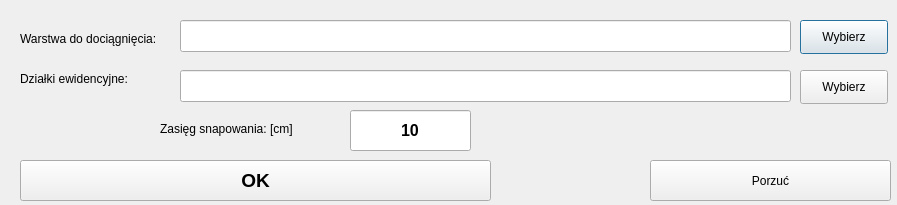
Old version of the form skrypty/ui/ui_shp_dosnapuj.ui in the repository Marcus-LAS-R/LASR.
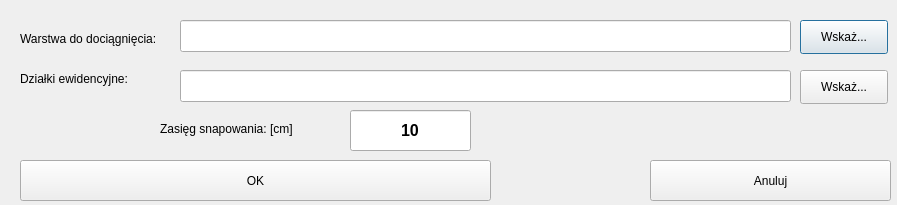
New version of the form.

The edit to the form file:
```diff
--- a/skrypty/ui/ui_shp_dosnapuj.ui
+++ b/skrypty/ui/ui_shp_dosnapuj.ui
@@ -40,7 +40,7 @@
     </font>
    </property>
    <property name="text">
-    <string>Wybierz</string>
+    <string>Wskaż...</string>
    </property>
   </widget>
   <widget class="QPushButton" name="pushButton_dz">
@@ -58,7 +58,7 @@
     </font>
    </property>
    <property name="text">
-    <string>Wybierz</string>
+    <string>Wskaż...</string>
    </property>
   </widget>
   <widget class="QPushButton" name="pushButton_ok">
@@ -73,9 +73,6 @@
    <property name="font">
     <font>
      <family>Arial</family>
-     <pointsize>14</pointsize>
-     <weight>75</weight>
-     <bold>true</bold>
     </font>
    </property>
    <property name="text">
@@ -97,7 +94,7 @@
     </font>
    </property>
    <property name="text">
-    <string>Porzuć</string>
+    <string>Anuluj</string>
    </property>
   </widget>
   <widget class="QLabel" name="label">
```
Left out of the diff: 2 changed lines with no effect on the pictures.
